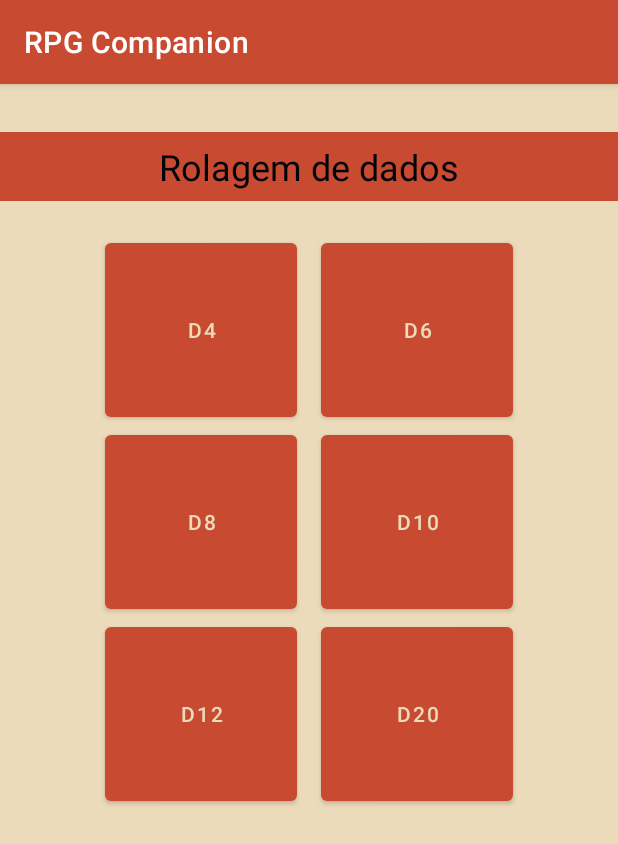
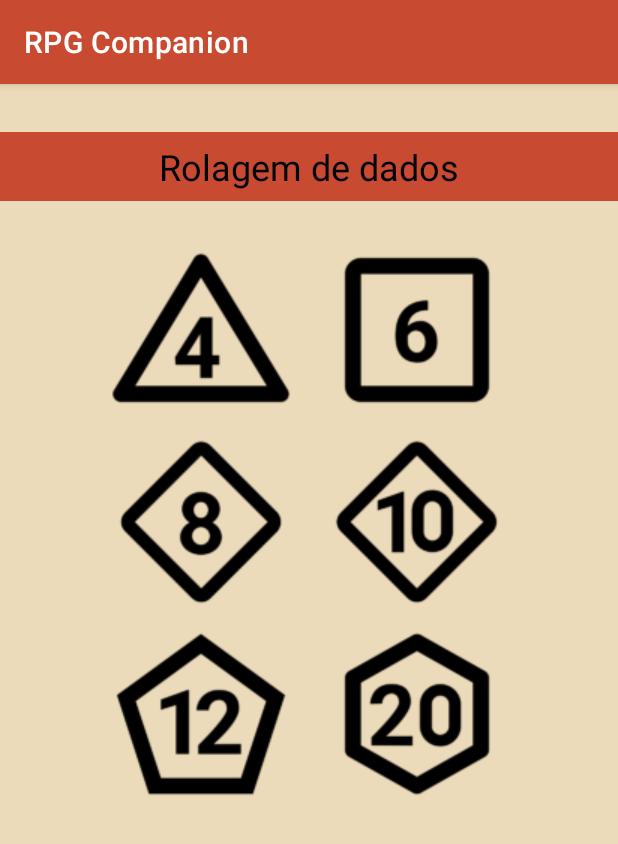
Before and after one commit to JoaoVSouto/rpg-companion-app, an Android app: the DadosActivity screen opened directly, with no data from a screen before it, on a phone screen of 412 x 824 dp. Shown: the top 844 px of the screen. Run offline under Robolectric (Android 15) with nearby library versions, the phone set to English and light mode, and no system bars.

Commit message:
Changed the buttons to imagebuttons on the DadosActivity

```diff
--- a/app/src/main/java/com/example/rpgcompanion/DadosActivity.java
+++ b/app/src/main/java/com/example/rpgcompanion/DadosActivity.java
@@ -2,9 +2,11 @@ package com.example.rpgcompanion;
 
 import androidx.appcompat.app.AppCompatActivity;
 
+import android.media.Image;
 import android.os.Bundle;
 import android.view.View;
 import android.widget.Button;
+import android.widget.ImageButton;
 
 import com.example.rpgcompanion.fragmentos.DadoDialogFragment;
 
@@ -12,12 +14,12 @@ import java.util.Random;
 
 public class DadosActivity extends AppCompatActivity {
 
-    Button btn4;
-    Button btn6;
-    Button btn8;
-    Button btn10;
-    Button btn12;
-    Button btn20;
+    ImageButton btn4;
+    ImageButton btn6;
+    ImageButton btn8;
+    ImageButton btn10;
+    ImageButton btn12;
+    ImageButton btn20;
 
     @Override
     protected void onCreate(Bundle savedInstanceState) {
--- a/app/src/main/res/layout/activity_dados.xml
+++ b/app/src/main/res/layout/activity_dados.xml
@@ -35,19 +35,23 @@
             android:layout_height="match_parent"
             android:gravity="center">
 
-            <Button
+            <ImageButton
                 android:id="@+id/btn4"
                 android:layout_width="128dp"
                 android:layout_height="128dp"
                 android:layout_marginHorizontal="8dp"
-                android:text="D4" />
+                android:text="D4"
+                android:background="@color/beige"
+                app:srcCompat="@drawable/dice_d4"/>
 
-            <Button
+            <ImageButton
                 android:id="@+id/btn6"
                 android:layout_width="128dp"
                 android:layout_height="128dp"
                 android:layout_marginHorizontal="8dp"
-                android:text="D6" />
+                android:text="D6"
+                android:background="@color/beige"
+                app:srcCompat="@drawable/dice_d6"/>
         </TableRow>
 
         <TableRow
@@ -55,19 +59,23 @@
             android:layout_height="match_parent"
             android:gravity="center">
 
-            <Button
+            <ImageButton
                 android:id="@+id/btn8"
                 android:layout_width="128dp"
                 android:layout_height="128dp"
                 android:layout_marginHorizontal="8dp"
-                android:text="D8" />
+                android:text="D8"
+                android:background="@color/beige"
+                app:srcCompat="@drawable/dice_d8"/>
 
-            <Button
+            <ImageButton
                 android:id="@+id/btn10"
                 android:layout_width="128dp"
                 android:layout_height="128dp"
                 android:layout_marginHorizontal="8dp"
-                android:text="D10" />
+                android:text="D10"
+                android:background="@color/beige"
+                app:srcCompat="@drawable/dice_d10"/>
         </TableRow>
 
         <TableRow
@@ -75,19 +83,23 @@
             android:layout_height="match_parent"
             android:gravity="center">
 
-            <Button
+            <ImageButton
                 android:id="@+id/btn12"
                 android:layout_width="128dp"
                 android:layout_height="128dp"
                 android:layout_marginHorizontal="8dp"
-                android:text="D12" />
+                android:text="D12"
+                android:background="@color/beige"
+                app:srcCompat="@drawable/dice_d12"/>
 
-            <Button
+            <ImageButton
                 android:id="@+id/btn20"
                 android:layout_width="128dp"
                 android:layout_height="128dp"
                 android:layout_marginHorizontal="8dp"
-                android:text="D20" />
+                android:text="D20"
+                android:background="@color/beige"
+                app:srcCompat="@drawable/dice_d20"/>
         </TableRow>
 
     </TableLayout>
```
Also changed, not shown: app/src/main/res/drawable/dice_d10.png (added), app/src/main/res/drawable/dice_d12.png (added), app/src/main/res/drawable/dice_d20.png (added), app/src/main/res/drawable/dice_d4.png (added), app/src/main/res/drawable/dice_d6.png (added), app/src/main/res/drawable/dice_d8.png (added).
